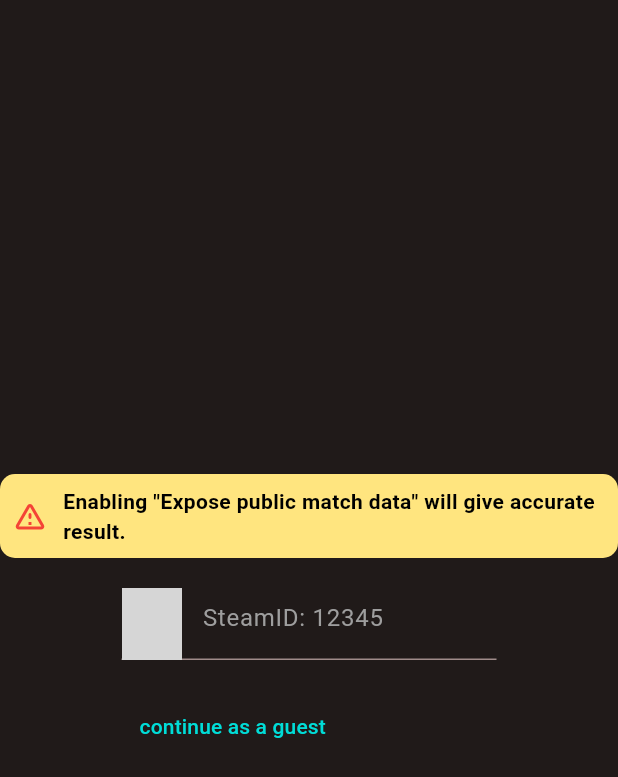
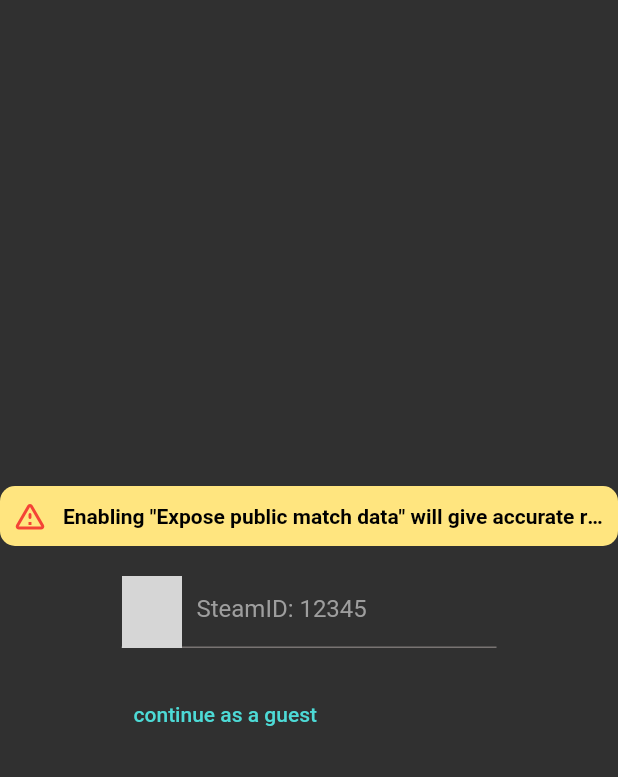
Before and after one commit to thetlwinlwin/dota2_stat, a Flutter app: the screen it shows after launch, on a phone screen of 412 x 824 dp. Shown: the top 777 px of the screen. Run offline on Flutter 3.47's test engine with Material 2 defaults, Android fonts, the phone set to English and light mode, and no system bars; our stand-ins replace cached_network_image, connectivity_plus, flutter_riverpod, freezed_annotation, go_router, shared_preferences; network calls fail; grey boxes are pictures that could not be loaded.

Commit message:
refactor textstyle and theme

```diff
--- a/lib/features/home/ui/grid_view/hero_card.dart
+++ b/lib/features/home/ui/grid_view/hero_card.dart
@@ -41,11 +41,7 @@ class HeroCard extends StatelessWidget {
                         '${stat.winRate.toStringAsPrecision(4)}%',
                       ],
                       duration: const Duration(seconds: 2),
-                      style: const TextStyle(
-                        overflow: TextOverflow.ellipsis,
-                        fontSize: 16,
-                        fontWeight: FontWeight.w600,
-                      ),
+                      style: Theme.of(context).textTheme.bodyText1!,
                     ),
                   ],
                 ),
--- a/lib/features/login/login_page.dart
+++ b/lib/features/login/login_page.dart
@@ -34,10 +34,7 @@ class LoginPage extends ConsumerWidget {
                   },
                   child: Text(
                     'continue as a guest',
-                    style: TextStyle(
-                      color: Theme.of(context).colorScheme.tertiary,
-                      decorationStyle: TextDecorationStyle.solid,
-                    ),
+                    style: Theme.of(context).textTheme.bodyText2,
                   ),
                 ),
               ],
--- a/lib/features/shared/widgets/app_bar.dart
+++ b/lib/features/shared/widgets/app_bar.dart
@@ -14,8 +14,8 @@ class MyCustomAppBar extends AppBar {
           key: key,
           actions: [
             if (titleText != null) const HomeViewToggle(),
+            if (widgets != null && widgets.isNotEmpty) ...widgets,
             const SettingsBtn(),
-            if (widgets != null && widgets.isNotEmpty) ...widgets,
           ],
           title: Text(
             titleText ?? "Dota2",
--- a/lib/features/shared/widgets/settings_btn.dart
+++ b/lib/features/shared/widgets/settings_btn.dart
@@ -6,12 +6,11 @@ class SettingsBtn extends ConsumerWidget {
 
   @override
   Widget build(BuildContext context, WidgetRef ref) {
-    final colorSch = Theme.of(context).colorScheme;
     return IconButton(
       onPressed: () => Scaffold.of(context).openEndDrawer(),
       icon: Icon(
         Icons.menu,
-        color: colorSch.primary,
+        color: Theme.of(context).colorScheme.secondary,
       ),
     );
   }
--- a/lib/main.dart
+++ b/lib/main.dart
@@ -56,8 +56,8 @@ class MyApp extends ConsumerWidget {
     final GoRouter myRouter = ref.watch(routerProvider);
     return MaterialApp.router(
       routerConfig: myRouter,
-      darkTheme: AppTheme.dark(),
-      theme: AppTheme.light(),
+      darkTheme: mydarkTheme,
+      theme: mylightTheme,
       themeMode: isDark ? ThemeMode.dark : ThemeMode.light,
     );
   }
--- a/lib/utils/theme.dart
+++ b/lib/utils/theme.dart
@@ -1,7 +1,6 @@
 import 'package:flutter/material.dart';
 
-class AppTheme {
-  static const _lightColorScheme = ColorScheme(
+const _lightColorScheme = ColorScheme(
   brightness: Brightness.light,
   primary: Color(0xFFBA1A16),
   onPrimary: Color(0xFFFFFFFF),
@@ -33,7 +32,7 @@ class AppTheme {
   surfaceTint: Color(0xFFBA1A16),
 );
 
-  static const ColorScheme _darkColorScheme = ColorScheme(
+const ColorScheme _darkColorScheme = ColorScheme(
   brightness: Brightness.dark,
   primary: Color(0xFFFFB4AA),
   onPrimary: Color(0xFF690003),
@@ -65,13 +64,7 @@ class AppTheme {
   surfaceTint: Color(0xFFFFB4AA),
 );
 
-  static SnackBarThemeData snackTheme = SnackBarThemeData(
-    shape: RoundedRectangleBorder(
-      borderRadius: BorderRadius.circular(5),
-    ),
-  );
-
-  static ListTileThemeData darklistTileTheme = ListTileThemeData(
+ListTileThemeData _darklistTileTheme = ListTileThemeData(
   minLeadingWidth: 32,
   shape: RoundedRectangleBorder(
     borderRadius: BorderRadius.circular(15),
@@ -81,97 +74,108 @@ class AppTheme {
   textColor: _darkColorScheme.onTertiaryContainer,
 );
 
-  static ListTileThemeData lightlistTileTheme = ListTileThemeData(
-    minLeadingWidth: 32,
-    shape: RoundedRectangleBorder(
-      borderRadius: BorderRadius.circular(15),
-    ),
-    contentPadding: const EdgeInsets.symmetric(horizontal: 10),
+ListTileThemeData _lightlistTileTheme = _darklistTileTheme.copyWith(
   tileColor: _lightColorScheme.tertiaryContainer,
   textColor: _lightColorScheme.onTertiaryContainer,
 );
 
-  static CardTheme cardTheme = CardTheme(
-    shape: RoundedRectangleBorder(borderRadius: BorderRadius.circular(10)),
-    clipBehavior: Clip.antiAlias,
-    elevation: 0,
-  );
-
-  static InputDecorationTheme darkInputTheme = InputDecorationTheme(
-    hintStyle: const TextStyle(color: Colors.grey),
-    suffixIconColor: _darkColorScheme.secondary,
-    border: UnderlineInputBorder(
-      borderSide: BorderSide(
-        color: _darkColorScheme.primary,
-        width: 2,
-      ),
-    ),
-    focusedBorder: UnderlineInputBorder(
-      borderSide: BorderSide(
-        color: _darkColorScheme.secondary,
-        width: 2,
-      ),
-    ),
-  );
-  static InputDecorationTheme lightInputTheme = InputDecorationTheme(
-    hintStyle: const TextStyle(color: Colors.grey),
-    suffixIconColor: _lightColorScheme.secondary,
-    border: UnderlineInputBorder(
-      borderSide: BorderSide(
-        color: _lightColorScheme.primary,
-        width: 2,
-      ),
-    ),
-    focusedBorder: UnderlineInputBorder(
-      borderSide: BorderSide(
-        color: _lightColorScheme.secondary,
-        width: 2,
-      ),
-    ),
-  );
-
-  static AppBarTheme darkAppBarTheme = AppBarTheme(
+const AppBarTheme _defaultAppBarTheme = AppBarTheme(
   titleSpacing: 20,
-    titleTextStyle: TextStyle(
-      color: _darkColorScheme.secondary,
-      fontSize: 22,
-      fontWeight: FontWeight.w600,
-    ),
-    backgroundColor: Colors.transparent,
-    elevation: 0,
-  );
-  static AppBarTheme lightAppBarTheme = AppBarTheme(
-    titleSpacing: 20,
-    titleTextStyle: TextStyle(
-      color: _lightColorScheme.primary,
-      fontSize: 20,
-      fontWeight: FontWeight.w600,
-    ),
   backgroundColor: Colors.transparent,
   elevation: 0,
 );
 
-  static ThemeData dark() {
-    return ThemeData(
-      useMaterial3: true,
+const BorderSide _defaultBorderSide = BorderSide(width: 2);
+
+InputDecorationTheme _defaultInputTheme = const InputDecorationTheme(
+  hintStyle: TextStyle(color: Colors.grey),
+);
+
+ThemeData mydarkTheme = ThemeData(
   colorScheme: _darkColorScheme,
-      snackBarTheme: snackTheme,
-      listTileTheme: darklistTileTheme,
-      cardTheme: cardTheme,
-      appBarTheme: darkAppBarTheme,
-      inputDecorationTheme: darkInputTheme,
+  snackBarTheme: SnackBarThemeData(
+    shape: RoundedRectangleBorder(
+      borderRadius: BorderRadius.circular(5),
+    ),
+  ),
+  cardTheme: CardTheme(
+    shape: RoundedRectangleBorder(borderRadius: BorderRadius.circular(10)),
+    clipBehavior: Clip.antiAlias,
+    elevation: 0,
+  ),
+  appBarTheme: _defaultAppBarTheme.copyWith(
+    titleTextStyle: _darkheadline3,
+  ),
+  listTileTheme: _darklistTileTheme,
+  inputDecorationTheme: _defaultInputTheme.copyWith(
+    suffixIconColor: _darkColorScheme.secondary,
+    border: UnderlineInputBorder(
+      borderSide:
+          _defaultBorderSide.copyWith(color: _darkColorScheme.secondary),
+    ),
+    focusedBorder: UnderlineInputBorder(
+      borderSide:
+          _defaultBorderSide.copyWith(color: _darkColorScheme.secondary),
+    ),
+  ),
+  textTheme: TextTheme(
+    headline3: _darkheadline3,
+    bodyText1: _bodyText1,
+    bodyText2: _darkbodyText2,
+  ),
 );
-  }
 
-  static ThemeData light() {
-    return ThemeData(
-      useMaterial3: true,
+ThemeData mylightTheme = ThemeData(
+  cardTheme: CardTheme(
+    shape: RoundedRectangleBorder(borderRadius: BorderRadius.circular(10)),
+    clipBehavior: Clip.antiAlias,
+    elevation: 0,
+  ),
   colorScheme: _lightColorScheme,
-      snackBarTheme: snackTheme,
-      listTileTheme: lightlistTileTheme,
-      cardTheme: cardTheme,
-      appBarTheme: lightAppBarTheme,
-      inputDecorationTheme: lightInputTheme,
+  appBarTheme: _defaultAppBarTheme.copyWith(
+    titleTextStyle: _lightheadline3,
+  ),
+  listTileTheme: _lightlistTileTheme,
+  inputDecorationTheme: _defaultInputTheme.copyWith(
+    suffixIconColor: _lightColorScheme.secondary,
+    border: UnderlineInputBorder(
+      borderSide:
+          _defaultBorderSide.copyWith(color: _lightColorScheme.secondary),
+    ),
+    focusedBorder: UnderlineInputBorder(
+      borderSide:
+          _defaultBorderSide.copyWith(color: _lightColorScheme.secondary),
+    ),
+  ),
+  textTheme: TextTheme(
+    headline3: _lightheadline3,
+    bodyText1: _bodyText1,
+    bodyText2: _lightbodyText2,
+  ),
 );
-  }
-}
+
+TextStyle _darkheadline3 = TextStyle(
+  fontSize: 22,
+  fontWeight: FontWeight.w600,
+  color: _darkColorScheme.secondary,
+);
+
+TextStyle _lightheadline3 = _darkheadline3.copyWith(
+  color: _lightColorScheme.primary,
+);
+
+TextStyle _darkbodyText2 = TextStyle(
+  color: _darkColorScheme.secondary,
+  fontWeight: FontWeight.w500,
+  overflow: TextOverflow.ellipsis,
+);
+TextStyle _lightbodyText2 = _darkbodyText2.copyWith(
+  fontWeight: FontWeight.w500,
+  color: _lightColorScheme.primary,
+);
+
+const TextStyle _bodyText1 = TextStyle(
+  fontSize: 16,
+  fontWeight: FontWeight.w600,
+  overflow: TextOverflow.ellipsis,
+);
```
Also changed, not shown: lib/features/app_drawer/menu_profile.dart (+3 -6 lines), lib/features/home/ui/home_view_toggle.dart (+11 -4 lines), lib/features/home/ui/page_view/name_tag.dart (+2 -6 lines), lib/features/home/ui/sorting_toggle.dart (+9 -3 lines). Lines whose indentation alone changed are shown as unchanged.
